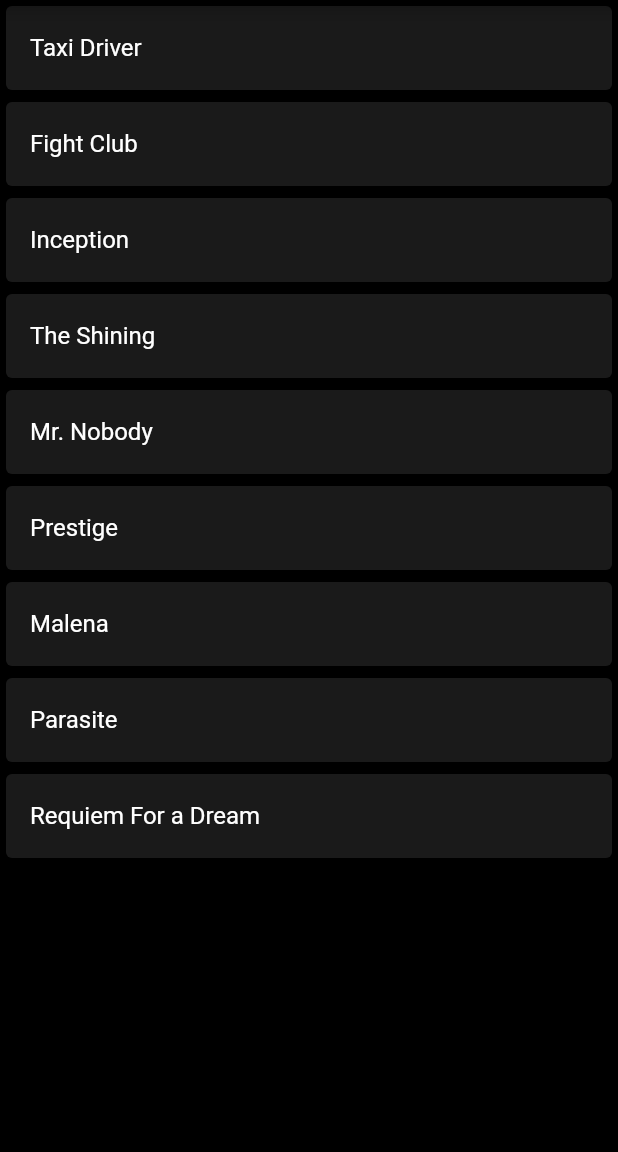
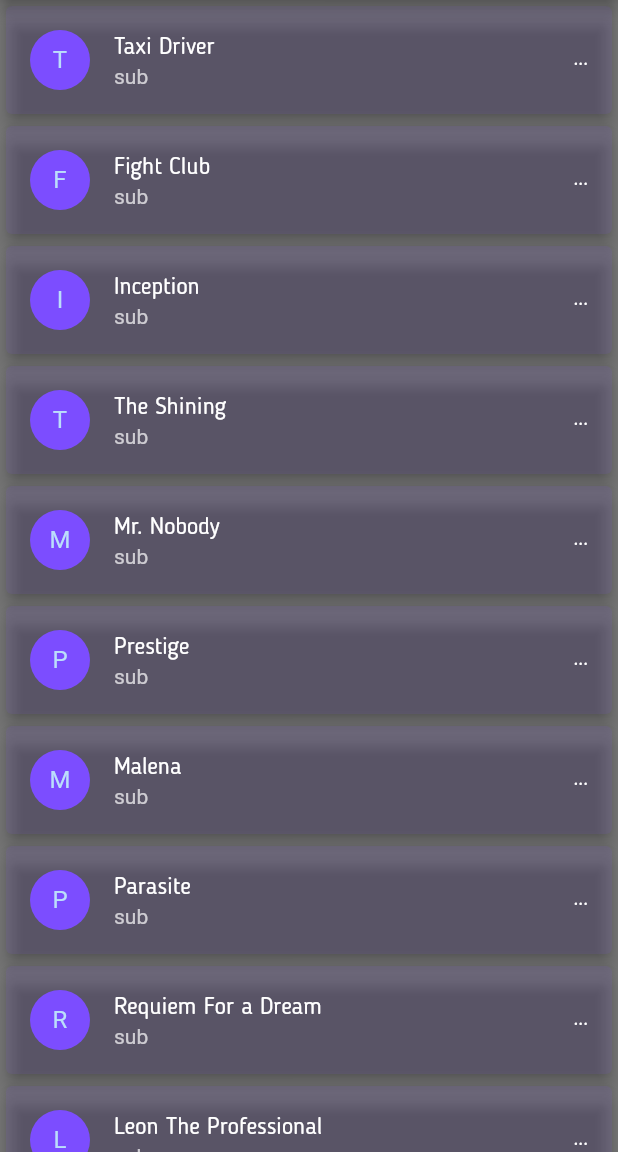
Before and after one commit to niloufarmj/Flutter-Learning-MiniApps, a Flutter app: the screen it shows after launch, on a phone screen of 412 x 824 dp, the part 84-1236 px from its top. Run offline on Flutter 3.47's test engine with Material 2 defaults, Android fonts, the light colour scheme and no system bars.

Commit message:
add avatar and routing in movie app

```diff
--- a/first_flutter_app/lib/main.dart
+++ b/first_flutter_app/lib/main.dart
@@ -1,3 +1,4 @@
+import 'package:firstflutterapp/ui/list_tile.dart';
 import 'package:flutter/material.dart';
 
 import 'ui/home.dart';
--- a/first_flutter_app/lib/ui/home.dart
+++ b/first_flutter_app/lib/ui/home.dart
@@ -801,49 +801,3 @@
     );
   }
 }
-
-class MovieListView extends StatelessWidget {
-
-  List movies = [
-    "Taxi Driver",
-    "Fight Club",
-    "Inception",
-    "The Shining",
-    "Mr. Nobody",
-    "Prestige",
-    "Malena",
-    "Parasite",
-    "Requiem For a Dream"
-  ];
-
-  @override
-  Widget build(BuildContext context) {
-    return Scaffold(
-      backgroundColor: Colors.black,
-      appBar: AppBar(
-        title: Text(
-            "Movies",
-            style: TextStyle(fontSize: 32,
-            color: Colors.white,
-            fontWeight: FontWeight.bold,
-              shadows: [
-                Shadow(
-                  color: Colors.white,
-                  offset: Offset.zero,
-                  blurRadius: 6
-                )
-              ]
-        )),
-        backgroundColor: Colors.black,
-      ),
-      body: ListView.builder(itemCount: movies.length,itemBuilder: (BuildContext context, int index) {
-        return Card(
-          color: Colors.white10,
-          child: ListTile(
-            title: Text(movies[index], style: TextStyle(color: Colors.white),),
-          ),
-        );
-      })
-    );
-  }
-}
--- /dev/null
+++ b/first_flutter_app/lib/ui/list_tile.dart
@@ -0,0 +1,110 @@
+import 'package:flutter/material.dart';
+
+class MovieListView extends StatelessWidget {
+
+  List movies = [
+    "Taxi Driver",
+    "Fight Club",
+    "Inception",
+    "The Shining",
+    "Mr. Nobody",
+    "Prestige",
+    "Malena",
+    "Parasite",
+    "Requiem For a Dream",
+    "Leon The Professional",
+    "The Shawshank Redemption",
+    "Forrest Gump",
+    "Her",
+    "The Pianist",
+    "Capernaum",
+    "Memento"
+  ];
+
+  @override
+  Widget build(BuildContext context) {
+    return Scaffold(
+        backgroundColor: Colors.black54,
+        appBar: AppBar(
+          title: Text(
+              "Movies",
+              style: TextStyle(fontSize: 32,
+                  color: Colors.white,
+                  fontWeight: FontWeight.bold,
+                  shadows: [
+                    Shadow(
+                        color: Colors.white,
+                        offset: Offset.zero,
+                        blurRadius: 6
+                    )
+                  ]
+              )),
+          backgroundColor: Colors.black,
+        ),
+        body: ListView.builder(itemCount: movies.length,itemBuilder: (BuildContext context, int index) {
+          return Card(
+            elevation: 4.5,
+            color: Colors.deepPurpleAccent.withOpacity(0.1),
+            child: ListTile(
+              leading: CircleAvatar(
+                child:
+                Container(
+                    decoration: BoxDecoration(
+                        color: Colors.deepPurpleAccent,
+                        borderRadius: BorderRadius.circular(13.8)
+                    ),
+                    child: Text(movies[index][0])
+                ),
+                backgroundColor: Colors.deepPurpleAccent,
+              ),
+              title: Text(movies[index], style: TextStyle(color: Colors.white, fontFamily: "blogger"),),
+              subtitle: Text("sub", style: TextStyle(color: Colors.white70)),
+              onTap: () {
+                Navigator.push(context, MaterialPageRoute(builder: (context) => MovieListViewDetails(movieName: movies[index],)));
+              },
+              trailing: Text("...", style: TextStyle(color: Colors.white, fontFamily: "blogger"),),
+            ),
+
+          );
+        })
+    );
+  }
+}
+
+class MovieListViewDetails extends StatelessWidget {
+
+  final String movieName;
+
+  const MovieListViewDetails({Key key, this.movieName}) : super(key: key);
+
+  @override
+  Widget build(BuildContext context) {
+    return Scaffold(
+      backgroundColor: Colors.black54,
+      appBar: AppBar(
+        title: Text(
+            "Movies",
+            style: TextStyle(fontSize: 32,
+                color: Colors.white,
+                fontWeight: FontWeight.bold,
+                shadows: [
+                  Shadow(
+                      color: Colors.white,
+                      offset: Offset.zero,
+                      blurRadius: 6
+                  )
+                ]
+            )),
+        backgroundColor: Colors.black,
+      ),
+      body: Container(
+        child: RaisedButton(
+          child: Text("go back ${this.movieName}", style: TextStyle(color: Colors.white),),
+          onPressed: () {
+            Navigator.pop(context);
+          },
+        )
+      ),
+    );
+  }
+}
```
